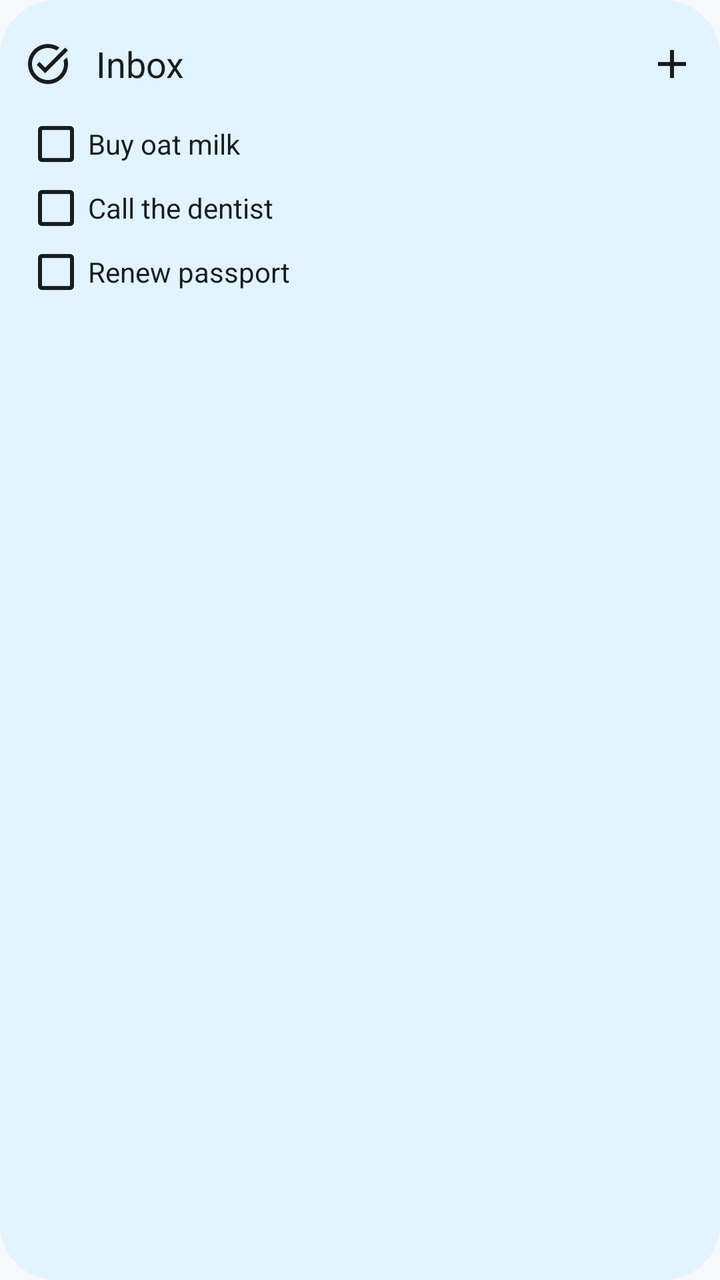
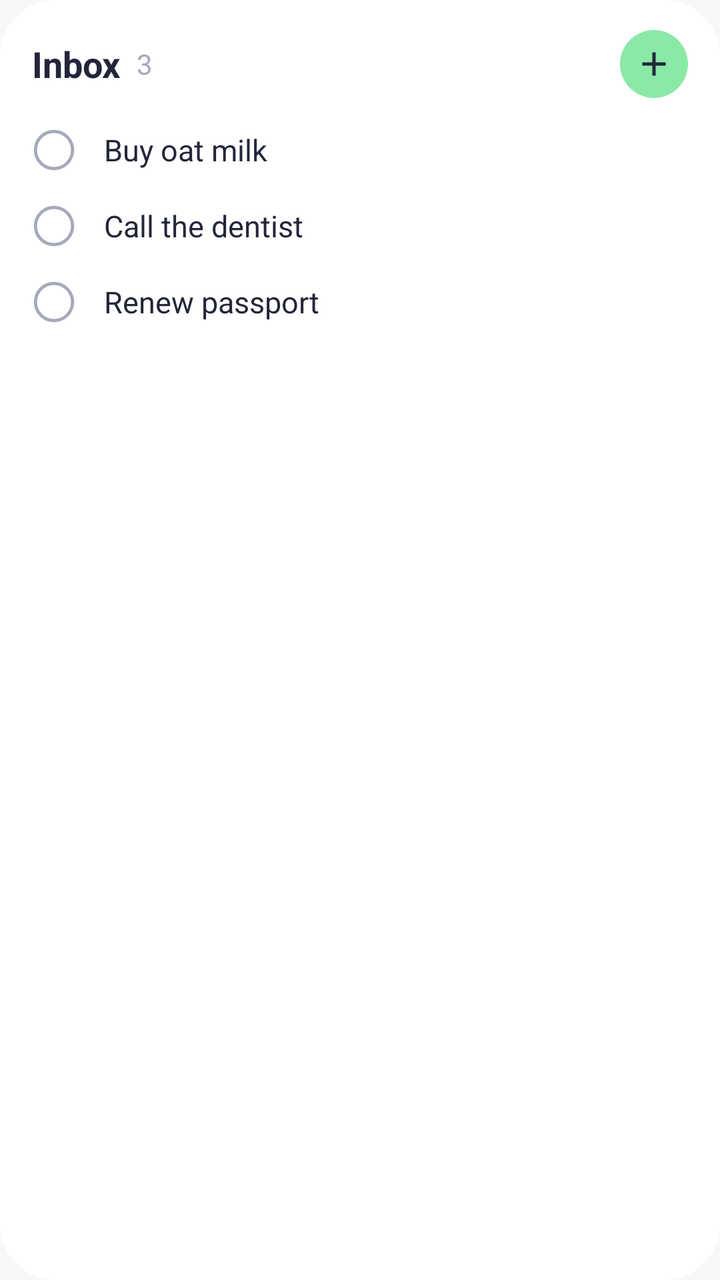

Before-and-after screenshots of an Android layout around one commit, followed by the original layout XML and the change that was made.
<!-- AndroidManifest.xml: application theme Theme.Not -->
<!-- res/layout/widget_tasks_preview.xml -->
<?xml version="1.0" encoding="utf-8"?>
<LinearLayout xmlns:android="http://schemas.android.com/apk/res/android"
    android:layout_width="match_parent"
    android:layout_height="match_parent"
    android:background="@drawable/widget_preview_background"
    android:orientation="vertical"
    android:paddingHorizontal="12dp"
    android:paddingVertical="8dp">

    <LinearLayout
        android:layout_width="match_parent"
        android:layout_height="48dp"
        android:gravity="center_vertical"
        android:orientation="horizontal">

        <ImageView
            android:layout_width="24dp"
            android:layout_height="24dp"
            android:importantForAccessibility="no"
            android:src="@drawable/ic_task_alt"
            android:tint="@color/widget_preview_content" />

        <TextView
            android:layout_width="0dp"
            android:layout_height="wrap_content"
            android:layout_marginStart="12dp"
            android:layout_weight="1"
            android:text="@string/widget_preview_list"
            android:textColor="@color/widget_preview_content"
            android:textSize="18sp" />

        <ImageView
            android:layout_width="24dp"
            android:layout_height="24dp"
            android:importantForAccessibility="no"
            android:src="@drawable/ic_add"
            android:tint="@color/widget_preview_content" />
    </LinearLayout>

    <CheckBox
        android:layout_width="wrap_content"
        android:layout_height="wrap_content"
        android:buttonTint="@color/widget_preview_content"
        android:text="@string/widget_preview_task_1"
        android:textColor="@color/widget_preview_content" />

    <CheckBox
        android:layout_width="wrap_content"
        android:layout_height="wrap_content"
        android:buttonTint="@color/widget_preview_content"
        android:text="@string/widget_preview_task_2"
        android:textColor="@color/widget_preview_content" />

    <CheckBox
        android:layout_width="wrap_content"
        android:layout_height="wrap_content"
        android:buttonTint="@color/widget_preview_content"
        android:text="@string/widget_preview_task_3"
        android:textColor="@color/widget_preview_content" />
</LinearLayout>
<!-- resources referenced by this layout -->
<resources>
  <color name="widget_preview_content">#FF1B1B21</color>
  <!-- drawable ic_add (drawable) -->
  <vector xmlns:android="http://schemas.android.com/apk/res/android"
      android:width="24dp"
      android:height="24dp"
      android:viewportWidth="24"
      android:viewportHeight="24">
      <path
          android:fillColor="#FF000000"
          android:pathData="M19,13h-6v6h-2v-6H5v-2h6V5h2v6h6v2z" />
  </vector>
  <!-- drawable ic_task_alt (drawable) -->
  <vector xmlns:android="http://schemas.android.com/apk/res/android"
      android:width="24dp"
      android:height="24dp"
      android:viewportWidth="24"
      android:viewportHeight="24">
      <path
          android:fillColor="#FF000000"
          android:pathData="M22,5.18L10.59,16.6l-4.24,-4.24 1.41,-1.41 2.83,2.83 10,-10L22,5.18zM19.79,10.22C19.92,10.79 20,11.39 20,12c0,4.42 -3.58,8 -8,8s-8,-3.58 -8,-8c0,-4.42 3.58,-8 8,-8c1.58,0 3.04,0.46 4.28,1.25l1.44,-1.44C16.1,2.67 14.13,2 12,2C6.48,2 2,6.48 2,12c0,5.52 4.48,10 10,10s10,-4.48 10,-10c0,-1.19 -0.22,-2.33 -0.6,-3.39L19.79,10.22z" />
  </vector>
  <!-- drawable widget_preview_background (drawable) -->
  <?xml version="1.0" encoding="utf-8"?>
  <shape xmlns:android="http://schemas.android.com/apk/res/android">
      <solid android:color="@color/widget_preview_background" />
      <corners android:radius="@dimen/widget_radius" />
  </shape>
  <string name="widget_preview_list">Inbox</string>
  <string name="widget_preview_task_1">Buy oat milk</string>
  <string name="widget_preview_task_2">Call the dentist</string>
  <string name="widget_preview_task_3">Renew passport</string>
  <style name="Theme.Not" parent="android:Theme.Material.Light.NoActionBar">
          <item name="android:windowBackground">@color/app_background</item>
      </style>
  <color name="widget_preview_background">#FFEEF0FF</color>
  <dimen name="widget_radius">16dp</dimen>
  <color name="app_background">#FFF7F8FA</color>
</resources>

<!-- the commit's change to res/layout/widget_tasks_preview.xml (unified diff, before → after) -->
@@ -4,7 +4,7 @@
     android:layout_height="match_parent"
     android:background="@drawable/widget_preview_background"
     android:orientation="vertical"
-    android:paddingHorizontal="12dp"
+    android:paddingHorizontal="16dp"
     android:paddingVertical="8dp">
 
     <LinearLayout
@@ -13,48 +13,118 @@
         android:gravity="center_vertical"
         android:orientation="horizontal">
 
-        <ImageView
-            android:layout_width="24dp"
-            android:layout_height="24dp"
-            android:importantForAccessibility="no"
-            android:src="@drawable/ic_task_alt"
-            android:tint="@color/widget_preview_content" />
+        <TextView
+            android:layout_width="wrap_content"
+            android:layout_height="wrap_content"
+            android:text="@string/widget_preview_list"
+            android:textColor="@color/widget_preview_content"
+            android:textSize="18sp"
+            android:textStyle="bold" />
 
         <TextView
+            android:layout_width="wrap_content"
+            android:layout_height="wrap_content"
+            android:layout_marginStart="8dp"
+            android:text="3"
+            android:textColor="@color/widget_preview_faint"
+            android:textSize="14sp" />
+
+        <View
             android:layout_width="0dp"
-            android:layout_height="wrap_content"
-            android:layout_marginStart="12dp"
-            android:layout_weight="1"
-            android:text="@string/widget_preview_list"
-            android:textColor="@color/widget_preview_content"
-            android:textSize="18sp" />
+            android:layout_height="0dp"
+            android:layout_weight="1" />
 
         <ImageView
-            android:layout_width="24dp"
-            android:layout_height="24dp"
+            android:layout_width="34dp"
+            android:layout_height="34dp"
+            android:background="@drawable/widget_preview_add"
             android:importantForAccessibility="no"
+            android:padding="7dp"
             android:src="@drawable/ic_add"
-            android:tint="@color/widget_preview_content" />
+            android:tint="@color/widget_preview_on_accent" />
     </LinearLayout>
 
-    <CheckBox
-        android:layout_width="wrap_content"
-        android:layout_height="wrap_content"
-        android:buttonTint="@color/widget_preview_content"
-        android:text="@string/widget_preview_task_1"
-        android:textColor="@color/widget_preview_content" />
+    <LinearLayout
+        android:layout_width="match_parent"
+        android:layout_height="38dp"
+        android:gravity="center_vertical"
+        android:orientation="horizontal">
 
-    <CheckBox
-        android:layout_width="wrap_content"
-        android:layout_height="wrap_content"
-        android:buttonTint="@color/widget_preview_content"
-        android:text="@string/widget_preview_task_2"
-        android:textColor="@color/widget_preview_content" />
+        <ImageView
+            android:layout_width="22dp"
+            android:layout_height="22dp"
+            android:importantForAccessibility="no"
+            android:src="@drawable/widget_ring"
+            android:tint="@color/widget_preview_faint" />
 
-    <CheckBox
-        android:layout_width="wrap_content"
-        android:layout_height="wrap_content"
-        android:buttonTint="@color/widget_preview_content"
-        android:text="@string/widget_preview_task_3"
-        android:textColor="@color/widget_preview_content" />
+        <LinearLayout
+            android:layout_width="wrap_content"
+            android:layout_height="wrap_content"
+            android:layout_marginStart="14dp"
+            android:orientation="vertical">
+
+            <TextView
+                android:layout_width="wrap_content"
+                android:layout_height="wrap_content"
+                android:text="@string/widget_preview_task_1"
+                android:textColor="@color/widget_preview_content"
+                android:textSize="15sp" />
+        </LinearLayout>
+    </LinearLayout>
+
+    <LinearLayout
+        android:layout_width="match_parent"
+        android:layout_height="38dp"
+        android:gravity="center_vertical"
+        android:orientation="horizontal">
+
+        <ImageView
+            android:layout_width="22dp"
+            android:layout_height="22dp"
+            android:importantForAccessibility="no"
+            android:src="@drawable/widget_ring"
+            android:tint="@color/widget_preview_faint" />
+
+        <LinearLayout
+            android:layout_width="wrap_content"
+            android:layout_height="wrap_content"
+            android:layout_marginStart="14dp"
+            android:orientation="vertical">
+
+            <TextView
+                android:layout_width="wrap_content"
+                android:layout_height="wrap_content"
+                android:text="@string/widget_preview_task_2"
+                android:textColor="@color/widget_preview_content"
+                android:textSize="15sp" />
+        </LinearLayout>
+    </LinearLayout>
+
+    <LinearLayout
+        android:layout_width="match_parent"
+        android:layout_height="38dp"
+        android:gravity="center_vertical"
+        android:orientation="horizontal">
+
+        <ImageView
+            android:layout_width="22dp"
+            android:layout_height="22dp"
+            android:importantForAccessibility="no"
+            android:src="@drawable/widget_ring"
+            android:tint="@color/widget_preview_faint" />
+
+        <LinearLayout
+            android:layout_width="wrap_content"
+            android:layout_height="wrap_content"
+            android:layout_marginStart="14dp"
+            android:orientation="vertical">
+
+            <TextView
+                android:layout_width="wrap_content"
+                android:layout_height="wrap_content"
+                android:text="@string/widget_preview_task_3"
+                android:textColor="@color/widget_preview_content"
+                android:textSize="15sp" />
+        </LinearLayout>
+    </LinearLayout>
 </LinearLayout>
<!-- resource entries referenced after the edit -->
@@ -1,6 +1,8 @@
 <!-- resources referenced by this layout -->
 <resources>
-  <color name="widget_preview_content">#FF1B1B21</color>
+  <color name="widget_preview_content">#FF23263A</color>
+  <color name="widget_preview_faint">#FFA6AABA</color>
+  <color name="widget_preview_on_accent">#FF23263A</color>
   <!-- drawable ic_add (drawable) -->
   <vector xmlns:android="http://schemas.android.com/apk/res/android"
       android:width="24dp"
@@ -11,22 +13,29 @@
           android:fillColor="#FF000000"
           android:pathData="M19,13h-6v6h-2v-6H5v-2h6V5h2v6h6v2z" />
   </vector>
-  <!-- drawable ic_task_alt (drawable) -->
+  <!-- drawable widget_preview_add (drawable) -->
+  <?xml version="1.0" encoding="utf-8"?>
+  <shape xmlns:android="http://schemas.android.com/apk/res/android" android:shape="oval">
+      <solid android:color="@color/widget_preview_accent" />
+  </shape>
+  <!-- drawable widget_preview_background (drawable) -->
+  <?xml version="1.0" encoding="utf-8"?>
+  <shape xmlns:android="http://schemas.android.com/apk/res/android">
+      <solid android:color="@color/widget_preview_background" />
+      <corners android:radius="@dimen/widget_radius" />
+  </shape>
+  <!-- drawable widget_ring (drawable) -->
   <vector xmlns:android="http://schemas.android.com/apk/res/android"
       android:width="24dp"
       android:height="24dp"
       android:viewportWidth="24"
       android:viewportHeight="24">
       <path
-          android:fillColor="#FF000000"
-          android:pathData="M22,5.18L10.59,16.6l-4.24,-4.24 1.41,-1.41 2.83,2.83 10,-10L22,5.18zM19.79,10.22C19.92,10.79 20,11.39 20,12c0,4.42 -3.58,8 -8,8s-8,-3.58 -8,-8c0,-4.42 3.58,-8 8,-8c1.58,0 3.04,0.46 4.28,1.25l1.44,-1.44C16.1,2.67 14.13,2 12,2C6.48,2 2,6.48 2,12c0,5.52 4.48,10 10,10s10,-4.48 10,-10c0,-1.19 -0.22,-2.33 -0.6,-3.39L19.79,10.22z" />
+          android:fillColor="#00000000"
+          android:strokeColor="#FF000000"
+          android:strokeWidth="1.75"
+          android:pathData="M12,1.875a10.125,10.125 0,1 1,0 20.25a10.125,10.125 0,1 1,0 -20.25z" />
   </vector>
-  <!-- drawable widget_preview_background (drawable) -->
-  <?xml version="1.0" encoding="utf-8"?>
-  <shape xmlns:android="http://schemas.android.com/apk/res/android">
-      <solid android:color="@color/widget_preview_background" />
-      <corners android:radius="@dimen/widget_radius" />
-  </shape>
   <string name="widget_preview_list">Inbox</string>
   <string name="widget_preview_task_1">Buy oat milk</string>
   <string name="widget_preview_task_2">Call the dentist</string>
@@ -34,7 +43,8 @@
   <style name="Theme.Not" parent="android:Theme.Material.Light.NoActionBar">
           <item name="android:windowBackground">@color/app_background</item>
       </style>
-  <color name="widget_preview_background">#FFEEF0FF</color>
+  <color name="widget_preview_accent">#FF8BE9A8</color>
+  <color name="widget_preview_background">#FFFFFFFF</color>
   <dimen name="widget_radius">16dp</dimen>
   <color name="app_background">#FFF7F8FA</color>
 </resources>
